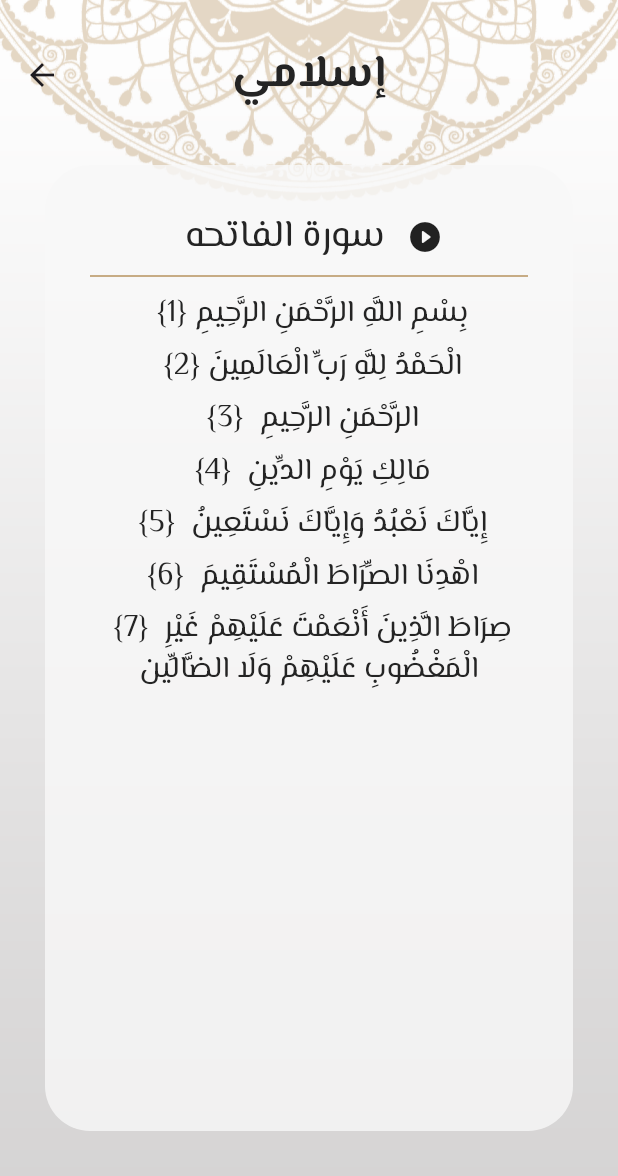
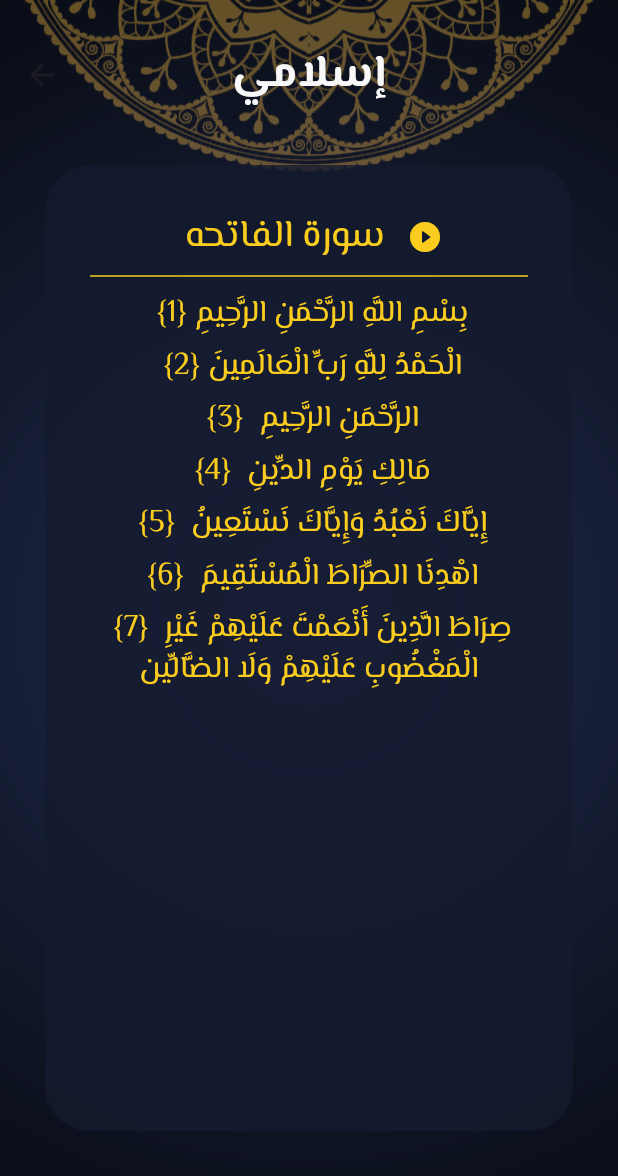
Before and after one commit to Esraanagyy/Islami-APP, a Flutter app: the screen it shows after launch, after a tap on an icon or button, on a phone screen of 412 x 824 dp. Shown: the top 1176 px of the screen. Run offline on Flutter 3.47's test engine with Material 3 defaults, Android fonts, the phone set to English and light mode, and no system bars; our stand-ins replace animated_custom_dropdown; generated files the repository leaves out were written again.

Commit message:
init islami app * adding splash view * adding layout view * adding quran view * adding hadith view * adding localization * adding settings view * adding theme mode

```diff
--- /dev/null
+++ b/lib/core/settings_provider.dart
@@ -0,0 +1,35 @@
+import 'package:flutter/material.dart';
+
+class SettingsProvider extends ChangeNotifier {
+  String currentLanguage = "en";
+  ThemeMode currentMode = ThemeMode.dark;
+
+  changeCurrentLanguage(String newLanguage) {
+    if (currentLanguage == newLanguage) return;
+    currentLanguage = newLanguage;
+
+    notifyListeners();
+  }
+
+  changeCurrentMode(ThemeMode newThemeMode) {
+    if (currentMode == newThemeMode) return;
+    currentMode = newThemeMode;
+    notifyListeners();
+  }
+
+  String getBackgroundImage() {
+    return currentMode == ThemeMode.dark
+        ? "assets/images/home_dark_background.png"
+        : "assets/images/background.png";
+  }
+
+  String getSplashImage() {
+    return currentMode == ThemeMode.dark
+        ? "assets/images/dark_splash.png"
+        : "assets/images/splash_screen.png";
+  }
+
+  bool isDark() {
+    return (currentMode == ThemeMode.dark);
+  }
+}
--- a/lib/core/theme/app_theme_data.dart
+++ b/lib/core/theme/app_theme_data.dart
@@ -2,6 +2,7 @@ import 'package:flutter/material.dart';
 
 class ApplicationThemeManager {
   static const Color primaryColor = Color(0xffB7935F);
+  static const Color primaryDarkColor = Color(0xffFACC1D);
 
   static ThemeData lightTheme = ThemeData(
     primaryColor: primaryColor,
@@ -71,4 +72,73 @@ class ApplicationThemeManager {
       ),
     ),
   );
+  static ThemeData darkTheme = ThemeData(
+    primaryColorDark: primaryDarkColor,
+    scaffoldBackgroundColor: Colors.transparent,
+    appBarTheme: const AppBarTheme(
+      toolbarHeight: 100,
+      backgroundColor: Colors.transparent,
+      titleTextStyle: TextStyle(
+        fontFamily: "ElMessiri",
+        fontSize: 30,
+        fontWeight: FontWeight.bold,
+        color: Color(0xffF8F8F8),
+      ),
+    ),
+    bottomNavigationBarTheme: const BottomNavigationBarThemeData(
+        backgroundColor: Color(0xff141A2E),
+        type: BottomNavigationBarType.fixed,
+        selectedItemColor: primaryDarkColor,
+        selectedIconTheme: IconThemeData(
+          color: primaryDarkColor,
+          size: 35,
+        ),
+        selectedLabelStyle: TextStyle(
+          fontFamily: "ElMessiri",
+          fontSize: 13,
+          fontWeight: FontWeight.w800,
+          color: primaryDarkColor,
+        ),
+        //showUnselectedLabels: false,
+        unselectedItemColor: Color(0xffffffff),
+        unselectedIconTheme: IconThemeData(
+          color: Color(0xffffffff),
+          size: 28,
+        ),
+        unselectedLabelStyle: TextStyle(
+          fontFamily: "ElMessiri",
+          fontSize: 11,
+          fontWeight: FontWeight.w800,
+        )),
+    dividerTheme: const DividerThemeData(
+      color: primaryDarkColor,
+      thickness: 1,
+    ),
+    textTheme: const TextTheme(
+      titleLarge: TextStyle(
+        fontFamily: "ElMessiri",
+        fontSize: 30,
+        fontWeight: FontWeight.bold,
+        color: Colors.white,
+      ),
+      bodyLarge: TextStyle(
+        fontFamily: "ElMessiri",
+        fontSize: 25,
+        fontWeight: FontWeight.w600,
+        color: Colors.white,
+      ),
+      bodyMedium: TextStyle(
+        fontFamily: "ElMessiri",
+        fontSize: 25,
+        fontWeight: FontWeight.w400,
+        color: Colors.white,
+      ),
+      bodySmall: TextStyle(
+        fontFamily: "ElMessiri",
+        fontSize: 20,
+        fontWeight: FontWeight.w400,
+        color: Colors.white,
+      ),
+    ),
+  );
 }
--- a/lib/l10n/app_ar.arb
+++ b/lib/l10n/app_ar.arb
@@ -4,5 +4,7 @@
   "hadith": "احاديث",
   "sebha": "سيبحة",
   "radio": "راديو",
-  "settings": "إعدادات"
+  "settings": "إعدادات",
+  "language": "اللغة",
+  "theme_mode": "النمط"
 }
--- a/lib/l10n/app_en.arb
+++ b/lib/l10n/app_en.arb
@@ -4,5 +4,7 @@
   "hadith": "Hadith",
   "sebha": "Sebha",
   "radio": "Radio",
-  "settings": "Settings"
+  "settings": "Settings",
+  "language": "Language",
+  "theme_mode": "Theme Mode"
 }
--- a/lib/layout/layout_view.dart
+++ b/lib/layout/layout_view.dart
@@ -1,12 +1,12 @@
 import 'package:flutter/material.dart';
-import 'package:flutter/cupertino.dart';
-import 'package:islami_app/core/theme/app_theme_data.dart';
-import 'package:islami_app/moduls/hadith/hadith_view.dart';
-import 'package:islami_app/moduls/quran/quran_view.dart';
-import 'package:islami_app/moduls/radio/radio_view.dart';
-import 'package:islami_app/moduls/sebha/sebha_view.dart';
-import 'package:islami_app/moduls/settings/settings.dart';
 import 'package:flutter_gen/gen_l10n/app_localizations.dart';
+import 'package:islami_app/core/settings_provider.dart';
+import 'package:islami_app/modules/hadith/hadith_view.dart';
+import 'package:islami_app/modules/quran/quran_view.dart';
+import 'package:islami_app/modules/radio/radio_view.dart';
+import 'package:islami_app/modules/sebha/sebha_view.dart';
+import 'package:islami_app/modules/settings/settings.dart';
+import 'package:provider/provider.dart';
 
 class LayoutView extends StatefulWidget {
   static String routeName = "layout";
@@ -31,10 +31,13 @@ class _LayoutViewState extends State<LayoutView> {
   @override
   Widget build(BuildContext context) {
     var lang = AppLocalizations.of(context)!;
+    var provider = Provider.of<SettingsProvider>(context);
     return Container(
-      decoration: const BoxDecoration(
+      decoration: BoxDecoration(
           image: DecorationImage(
-        image: AssetImage("assets/images/background.png"),
+        image: AssetImage(
+          provider.getBackgroundImage(),
+        ),
         fit: BoxFit.cover,
       )),
       child: Scaffold(
--- a/lib/main.dart
+++ b/lib/main.dart
@@ -1,15 +1,17 @@
 import 'package:flutter/material.dart';
+import 'package:flutter_gen/gen_l10n/app_localizations.dart';
+import 'package:islami_app/core/settings_provider.dart';
 import 'package:islami_app/core/theme/app_theme_data.dart';
-import 'package:islami_app/moduls/hadith/hadith_details.dart';
-import 'package:islami_app/moduls/hadith/hadith_view.dart';
-import 'package:islami_app/moduls/quran/quran_details_view.dart';
-import 'package:islami_app/moduls/splash/splash_view.dart';
-import 'package:flutter_localizations/flutter_localizations.dart';
-import 'package:flutter_gen/gen_l10n/app_localizations.dart';
+import 'package:islami_app/modules/hadith/hadith_details.dart';
+import 'package:islami_app/modules/quran/quran_details_view.dart';
+import 'package:islami_app/modules/splash/splash_view.dart';
+import 'package:provider/provider.dart';
+
 import 'layout/layout_view.dart';
 
 void main() {
-  runApp(const MyApp());
+  runApp(ChangeNotifierProvider(
+      create: (context) => SettingsProvider(), child: const MyApp()));
 }
 
 class MyApp extends StatelessWidget {
@@ -18,12 +20,15 @@ class MyApp extends StatelessWidget {
   // This widget is the root of your application.
   @override
   Widget build(BuildContext context) {
+    var provider = Provider.of<SettingsProvider>(context);
     return MaterialApp(
       title: 'Islami App',
       theme: ApplicationThemeManager.lightTheme,
+      themeMode: provider.currentMode,
+      darkTheme: ApplicationThemeManager.darkTheme,
       debugShowCheckedModeBanner: false,
       localizationsDelegates: AppLocalizations.localizationsDelegates,
-      locale: const Locale("en"),
+      locale: Locale(provider.currentLanguage),
       supportedLocales: AppLocalizations.supportedLocales,
       initialRoute: SplashView.routeName,
       routes: {
--- a/lib/moduls/hadith/hadith_view.dart
+++ b/lib/modules/hadith/hadith_view.dart
@@ -1,6 +1,6 @@
 import 'package:flutter/material.dart';
 import 'package:flutter/services.dart';
-import 'package:islami_app/moduls/hadith/hadith_details.dart';
+import 'package:islami_app/modules/hadith/hadith_details.dart';
 
 class HadithView extends StatefulWidget {
   const HadithView({super.key});
--- a/lib/moduls/quran/quran_details_view.dart
+++ b/lib/modules/quran/quran_details_view.dart
@@ -1,7 +1,8 @@
-import 'package:flutter/cupertino.dart';
 import 'package:flutter/material.dart';
 import 'package:flutter/services.dart';
-import 'package:islami_app/moduls/quran/quran_view.dart';
+import 'package:islami_app/core/settings_provider.dart';
+import 'package:islami_app/modules/quran/quran_view.dart';
+import 'package:provider/provider.dart';
 
 class QuranDetails extends StatefulWidget {
   static const String routeName = "QuranDetails";
@@ -17,13 +18,14 @@ class _QuranDetailsState extends State<QuranDetails> {
   Widget build(BuildContext context) {
     var theme = Theme.of(context);
     var data = ModalRoute.of(context)?.settings.arguments as SuraData;
+    var provider = Provider.of<SettingsProvider>(context);
 
     loadQuranData(data.suraNumber);
 
     return Container(
-      decoration: const BoxDecoration(
+      decoration: BoxDecoration(
         image: DecorationImage(
-          image: AssetImage("assets/images/background.png"),
+          image: AssetImage(provider.getBackgroundImage()),
           fit: BoxFit.cover,
         ),
       ),
@@ -41,7 +43,9 @@ class _QuranDetailsState extends State<QuranDetails> {
           padding:
               const EdgeInsets.only(top: 30, left: 30, right: 30, bottom: 80),
           decoration: BoxDecoration(
-            color: const Color(0xfff8f8f8).withOpacity(0.8),
+            color: provider.isDark()
+                ? const Color(0xff141A2E).withOpacity(0.8)
+                : const Color(0xfff8f8f8).withOpacity(0.8),
             borderRadius: BorderRadius.circular(30),
           ),
           child: Column(
@@ -51,10 +55,19 @@ class _QuranDetailsState extends State<QuranDetails> {
                 children: [
                   Text(
                     " سورة ${data.suraName}",
-                    style: theme.textTheme.bodyMedium,
+                    style: theme.textTheme.bodyMedium?.copyWith(
+                      color: provider.isDark()
+                          ? theme.primaryColorDark
+                          : Colors.black,
+                    ),
                   ),
                   const SizedBox(width: 15),
-                  const Icon(Icons.play_circle_fill_rounded),
+                  Icon(
+                    Icons.play_circle_fill_rounded,
+                    color: provider.isDark()
+                        ? theme.primaryColorDark
+                        : Colors.black,
+                  )
                 ],
               ),
               const Divider(),
@@ -65,8 +78,11 @@ class _QuranDetailsState extends State<QuranDetails> {
                     child: Text(
                       " {${index + 1}} ${versesList[index]}",
                       textAlign: TextAlign.center,
-                      style: theme.textTheme.bodySmall,
-                    ),
+                        style: theme.textTheme.bodySmall?.copyWith(
+                          color: provider.isDark()
+                              ? theme.primaryColorDark
+                              : Colors.black,
+                        )),
                   ),
                   itemCount: versesList.length,
                 ),
--- a/lib/moduls/quran/quran_view.dart
+++ b/lib/modules/quran/quran_view.dart
@@ -1,6 +1,6 @@
 import 'package:flutter/material.dart';
-import 'package:islami_app/moduls/quran/quran_details_view.dart';
-import 'package:islami_app/moduls/quran/widgets/sura_title_widget.dart';
+import 'package:islami_app/modules/quran/quran_details_view.dart';
+import 'package:islami_app/modules/quran/widgets/sura_title_widget.dart';
 
 class QuranView extends StatefulWidget {
   const QuranView({super.key});
--- a/lib/moduls/quran/widgets/sura_title_widget.dart
+++ b/lib/modules/quran/widgets/sura_title_widget.dart
@@ -1,7 +1,5 @@
-import 'package:flutter/cupertino.dart';
 import 'package:flutter/material.dart';
-import 'package:flutter/services.dart';
-import 'package:islami_app/moduls/quran/quran_view.dart';
+import 'package:islami_app/modules/quran/quran_view.dart';
 
 class SuraTitle extends StatelessWidget {
   final SuraData data;
--- a/lib/moduls/splash/splash_view.dart
+++ b/lib/modules/splash/splash_view.dart
@@ -1,7 +1,11 @@
 import 'dart:async';
+
+import 'package:flutter/cupertino.dart';
 import 'package:flutter/material.dart';
-import 'package:flutter/cupertino.dart';
 import 'package:islami_app/layout/layout_view.dart';
+import 'package:provider/provider.dart';
+
+import '../../core/settings_provider.dart';
 
 class SplashView extends StatefulWidget {
   static const String routeName = "/";
@@ -23,8 +27,9 @@ class _SplashViewState extends State<SplashView> {
 
   @override
   Widget build(BuildContext context) {
+    var provider = Provider.of<SettingsProvider>(context);
     return Image.asset(
-      "assets/images/splash_screen.png",
+      provider.getSplashImage(),
       fit: BoxFit.cover,
     );
   }
--- a/pubspec.yaml
+++ b/pubspec.yaml
@@ -14,6 +14,8 @@ dependencies:
   flutter_localizations:
     sdk: flutter
   intl: any
+  animated_custom_dropdown: ^3.1.1
+  provider: ^6.1.2
 
 
 
```
Also changed, not shown: lib/modules/hadith/hadith_details.dart (renamed from lib/moduls/hadith/hadith_details.dart, +17 -5 lines), lib/modules/settings/settings.dart (added, +117 -0 lines), lib/moduls/settings/settings.dart (deleted, +0 -11 lines), assets/images/dark_splash.png (added), assets/images/home_dark_background.png (added), lib/modules/radio/radio_view.dart (renamed from lib/moduls/radio/radio_view.dart), lib/modules/sebha/sebha_view.dart (renamed from lib/moduls/sebha/sebha_view.dart), pubspec.lock.
